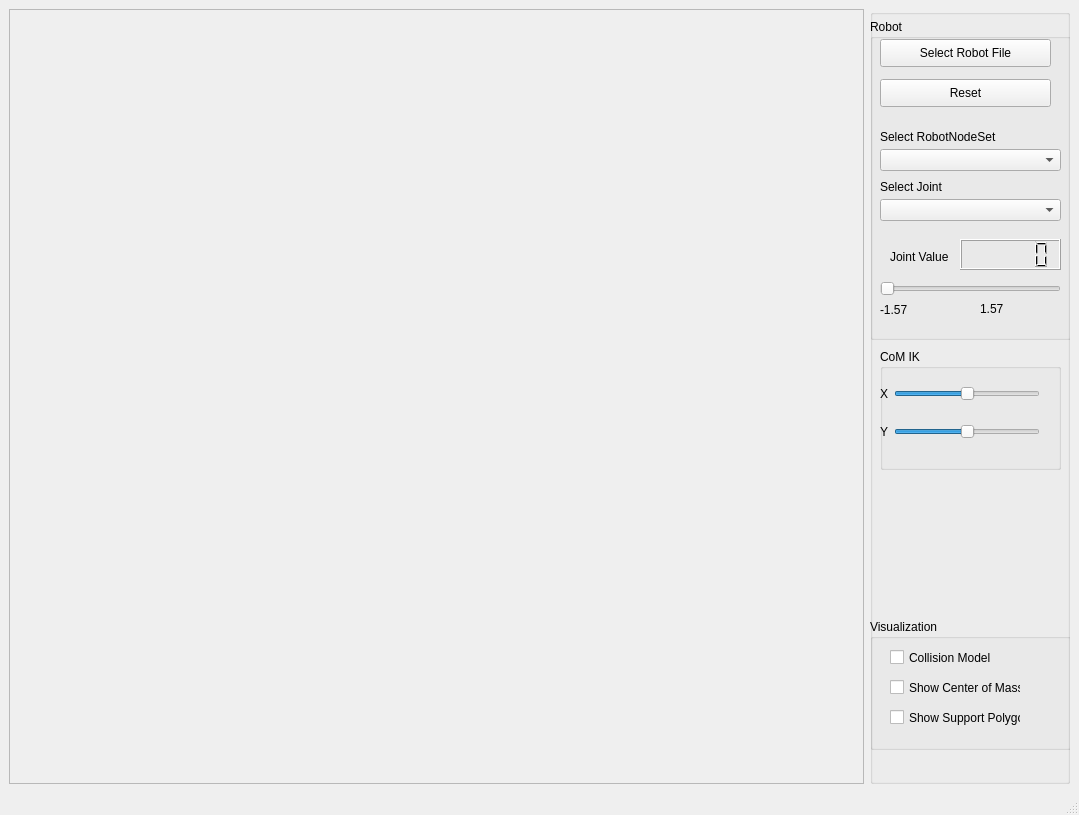
Qt form VirtualRobot/examples/Stability/stabilityScene.ui (softbankrobotics-research/Simox) before a commit.
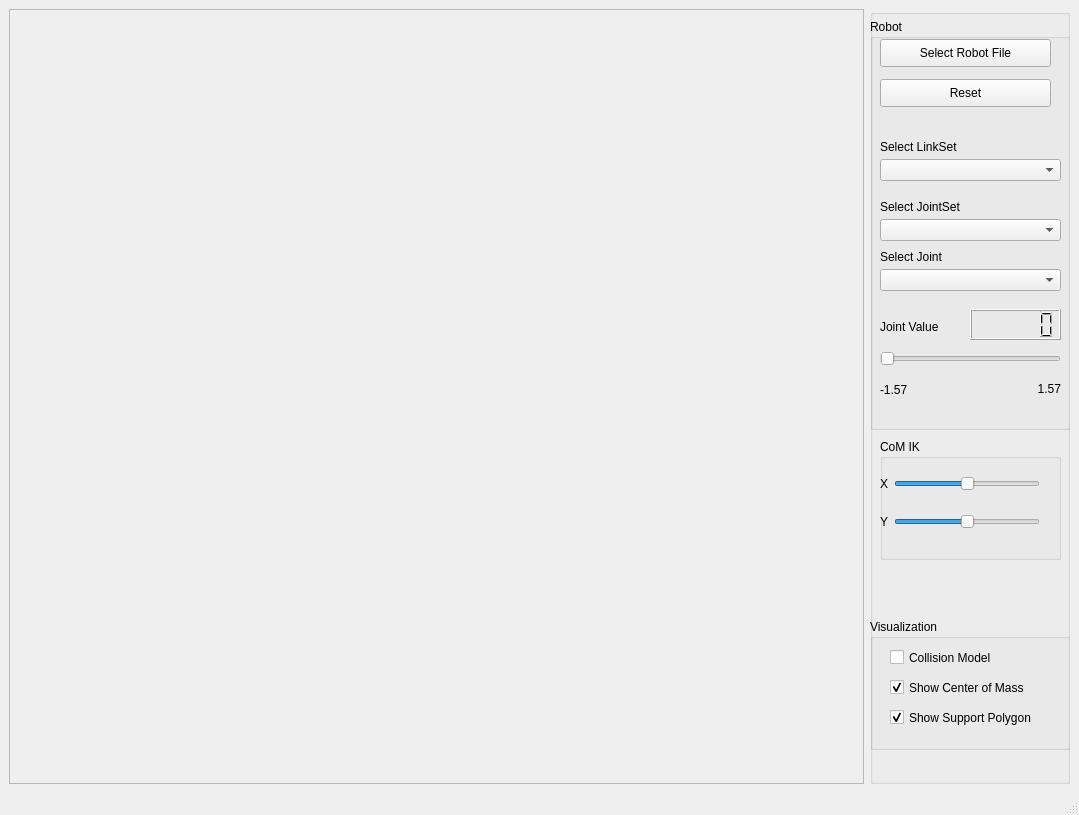
The same form after that commit.

Commit message: fix stability demo

What changed in the file:
```diff
--- a/VirtualRobot/examples/Stability/stabilityScene.ui
+++ b/VirtualRobot/examples/Stability/stabilityScene.ui
@@ -66,26 +66,32 @@
          <rect>
           <x>20</x>
           <y>60</y>
-          <width>131</width>
+          <width>171</width>
           <height>17</height>
          </rect>
         </property>
         <property name="text">
          <string>Show Center of Mass</string>
         </property>
+        <property name="checked">
+         <bool>true</bool>
+        </property>
        </widget>
        <widget class="QCheckBox" name="checkBoxSupportPolygon">
         <property name="geometry">
          <rect>
           <x>20</x>
           <y>90</y>
-          <width>131</width>
+          <width>191</width>
           <height>17</height>
          </rect>
         </property>
         <property name="text">
          <string>Show Support Polygon</string>
         </property>
+        <property name="checked">
+         <bool>true</bool>
+        </property>
        </widget>
       </widget>
       <widget class="QGroupBox" name="groupBox_4">
@@ -94,7 +100,7 @@
          <x>0</x>
          <y>10</y>
          <width>201</width>
-         <height>321</height>
+         <height>411</height>
         </rect>
        </property>
        <property name="title">
@@ -104,7 +110,7 @@
         <property name="geometry">
          <rect>
           <x>10</x>
-          <y>180</y>
+          <y>250</y>
           <width>181</width>
           <height>22</height>
          </rect>
@@ -114,7 +120,7 @@
         <property name="geometry">
          <rect>
           <x>10</x>
-          <y>160</y>
+          <y>230</y>
           <width>131</width>
           <height>16</height>
          </rect>
@@ -149,37 +155,18 @@
          <string>Select Robot File</string>
         </property>
        </widget>
-       <widget class="QLabel" name="labelMaxPos">
-        <property name="geometry">
-         <rect>
-          <x>110</x>
-          <y>280</y>
-          <width>81</width>
-          <height>20</height>
-         </rect>
-        </property>
-        <property name="layoutDirection">
-         <enum>Qt::RightToLeft</enum>
-        </property>
-        <property name="text">
-         <string>1.57</string>
-        </property>
-       </widget>
        <widget class="QLCDNumber" name="lcdNumberJointValue">
         <property name="geometry">
          <rect>
-          <x>90</x>
-          <y>220</y>
-          <width>101</width>
+          <x>100</x>
+          <y>290</y>
+          <width>91</width>
           <height>31</height>
          </rect>
         </property>
         <property name="smallDecimalPoint">
          <bool>true</bool>
         </property>
-        <property name="numDigits">
-         <number>5</number>
-        </property>
         <property name="digitCount">
          <number>5</number>
         </property>
@@ -190,8 +177,8 @@
        <widget class="QLabel" name="label_2">
         <property name="geometry">
          <rect>
-          <x>20</x>
-          <y>230</y>
+          <x>10</x>
+          <y>300</y>
           <width>81</width>
           <height>16</height>
          </rect>
@@ -200,24 +187,34 @@
          <string>Joint Value</string>
         </property>
        </widget>
-       <widget class="QLabel" name="labelMinPos">
+       <widget class="QComboBox" name="comboBoxJointSet">
         <property name="geometry">
          <rect>
           <x>10</x>
-          <y>280</y>
-          <width>91</width>
-          <height>21</height>
+          <y>200</y>
+          <width>181</width>
+          <height>22</height>
+         </rect>
+        </property>
+       </widget>
+       <widget class="QLabel" name="label_5">
+        <property name="geometry">
+         <rect>
+          <x>10</x>
+          <y>180</y>
+          <width>161</width>
+          <height>16</height>
          </rect>
         </property>
         <property name="text">
-         <string>-1.57</string>
+         <string>Select JointSet</string>
         </property>
        </widget>
        <widget class="QSlider" name="horizontalSliderPos">
         <property name="geometry">
          <rect>
           <x>10</x>
-          <y>260</y>
+          <y>330</y>
           <width>181</width>
           <height>20</height>
          </rect>
@@ -232,27 +229,59 @@
          <enum>Qt::Horizontal</enum>
         </property>
        </widget>
-       <widget class="QComboBox" name="comboBoxRNS">
+       <widget class="QLabel" name="labelMinPos">
         <property name="geometry">
          <rect>
           <x>10</x>
-          <y>130</y>
-          <width>181</width>
-          <height>22</height>
+          <y>360</y>
+          <width>91</width>
+          <height>21</height>
          </rect>
         </property>
+        <property name="text">
+         <string>-1.57</string>
+        </property>
        </widget>
-       <widget class="QLabel" name="label_5">
+       <widget class="QLabel" name="labelMaxPos">
         <property name="geometry">
          <rect>
+          <x>110</x>
+          <y>360</y>
+          <width>81</width>
+          <height>20</height>
+         </rect>
+        </property>
+        <property name="layoutDirection">
+         <enum>Qt::LeftToRight</enum>
+        </property>
+        <property name="text">
+         <string>1.57</string>
+        </property>
+        <property name="alignment">
+         <set>Qt::AlignRight|Qt::AlignTrailing|Qt::AlignVCenter</set>
+        </property>
+       </widget>
+       <widget class="QLabel" name="label_6">
+        <property name="geometry">
+         <rect>
           <x>10</x>
-          <y>110</y>
+          <y>120</y>
           <width>161</width>
           <height>16</height>
          </rect>
         </property>
         <property name="text">
-         <string>Select RobotNodeSet</string>
+         <string>Select LinkSet</string>
+        </property>
+       </widget>
+       <widget class="QComboBox" name="comboBoxLinkSet">
+        <property name="geometry">
+         <rect>
+          <x>10</x>
+          <y>140</y>
+          <width>181</width>
+          <height>22</height>
+         </rect>
         </property>
        </widget>
       </widget>
@@ -260,7 +289,7 @@
        <property name="geometry">
         <rect>
          <x>10</x>
-         <y>340</y>
+         <y>430</y>
          <width>181</width>
          <height>121</height>
         </rect>
@@ -290,10 +319,10 @@
            <item>
             <widget class="QSlider" name="sliderX">
              <property name="minimum">
-              <number>-1000</number>
+              <number>-400</number>
              </property>
              <property name="maximum">
-              <number>1000</number>
+              <number>400</number>
              </property>
              <property name="singleStep">
               <number>10</number>
@@ -320,10 +349,10 @@
            <item>
             <widget class="QSlider" name="sliderY">
              <property name="minimum">
-              <number>-1000</number>
+              <number>-400</number>
              </property>
              <property name="maximum">
-              <number>1000</number>
+              <number>400</number>
              </property>
              <property name="singleStep">
               <number>10</number>
@@ -351,7 +380,7 @@
      <x>0</x>
      <y>0</y>
      <width>1079</width>
-     <height>31</height>
+     <height>25</height>
     </rect>
    </property>
   </widget>
```
The commit also changes 7 other files.
